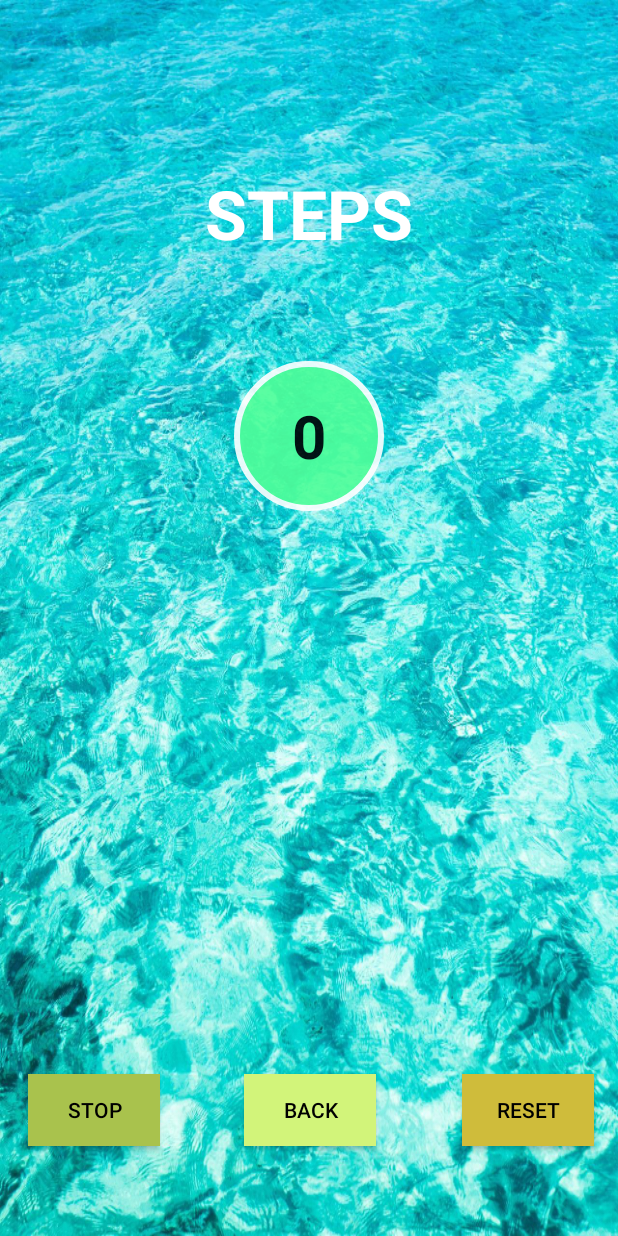
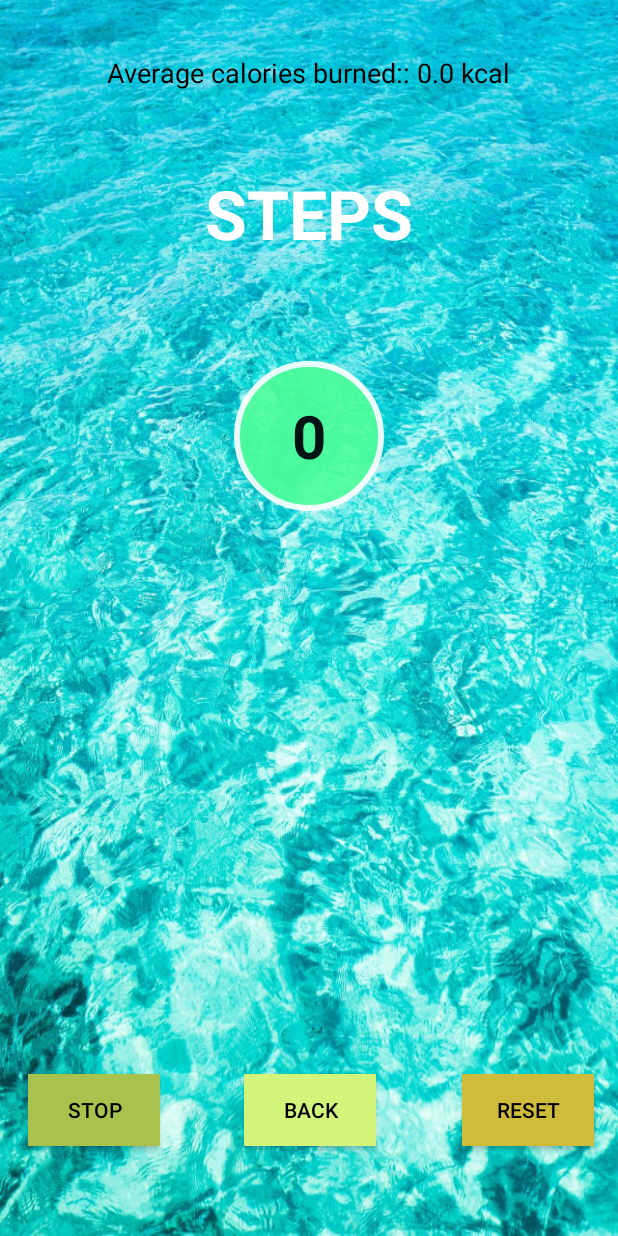
Before and after one commit to nitesh-dubey/FitnessBook2, an Android app: the FirstActivity screen opened directly, with no data from a screen before it, after a tap on "STOP", on a phone screen of 412 x 824 dp. Run offline under Robolectric (Android 15) with nearby library versions, the phone set to English and light mode, and no system bars.

Commit message:
Final update

```diff
--- a/app/build.gradle
+++ b/app/build.gradle
@@ -19,6 +19,8 @@ android {
 }
 
 dependencies {
+    //compile 'com.google.android.gms:play-services:11.8.0'
+    //implementation 'com.google.android.gms:play-services-plus:16.0.0'
     implementation fileTree(include: ['*.jar'], dir: 'libs')
     implementation 'com.android.support:appcompat-v7:28.0.0'
     implementation 'com.android.support.constraint:constraint-layout:1.1.3'
--- a/app/src/main/java/com/nitesh/dubey/fitnessbook/FirstActivity.java
+++ b/app/src/main/java/com/nitesh/dubey/fitnessbook/FirstActivity.java
@@ -21,7 +21,7 @@ public class FirstActivity extends AppCompatActivity implements SensorEventListe
     Button btn1,btn2;
 
     SensorManager sensormanager;
-    TextView txt2;
+    TextView txt2,txt3;
     private int steps = 0;
     boolean isRunning = false;
 
@@ -34,6 +34,7 @@ public class FirstActivity extends AppCompatActivity implements SensorEventListe
         txt2 = (TextView) findViewById(R.id.txt2);
         btn1 = (Button) findViewById(R.id.btn1);
         btn2 = (Button) findViewById(R.id.btn2);
+        txt3 = (TextView) findViewById(R.id.txt3);
 
         Sensor countSensor = sensormanager.getDefaultSensor(Sensor.TYPE_STEP_DETECTOR);
         if(countSensor != null){
@@ -53,6 +54,8 @@ public class FirstActivity extends AppCompatActivity implements SensorEventListe
         else {
             Toast.makeText(FirstActivity.this, "You are on Fire Today!!",Toast.LENGTH_LONG).show();
         }
+        txt3.setText("Average calories burned:: " + (((float)steps/1000)*100) + " kcal");
+
 
     }
 
@@ -60,6 +63,7 @@ public class FirstActivity extends AppCompatActivity implements SensorEventListe
         steps = 0;
         txt2.setText("" + steps);
         isRunning = true;
+        txt3.setText("");
     }
 
     @Override
--- a/app/src/main/res/layout/activity_first.xml
+++ b/app/src/main/res/layout/activity_first.xml
@@ -94,4 +94,21 @@
         app:layout_constraintEnd_toStartOf="@+id/btn2"
         app:layout_constraintHorizontal_bias="0.492"
         app:layout_constraintStart_toEndOf="@+id/btn1" />
+
+    <TextView
+        android:id="@+id/txt3"
+        android:layout_width="wrap_content"
+        android:layout_height="wrap_content"
+        android:layout_marginStart="8dp"
+        android:layout_marginLeft="8dp"
+        android:layout_marginTop="36dp"
+        android:layout_marginEnd="8dp"
+        android:layout_marginRight="8dp"
+        android:text=""
+        android:textColor="#000"
+        android:textSize="18sp"
+        app:layout_constraintEnd_toEndOf="parent"
+        app:layout_constraintStart_toStartOf="parent"
+        app:layout_constraintTop_toTopOf="parent" />
+
 </android.support.constraint.ConstraintLayout>
--- a/app/src/main/res/layout/activity_main.xml
+++ b/app/src/main/res/layout/activity_main.xml
@@ -19,7 +19,7 @@
         android:layout_marginRight="8dp"
         android:background="@drawable/rounded_textview"
         android:gravity="center"
-        android:text="@string/Yoga"
+        android:text="@string/Blog"
         android:textColor="#000000"
         android:textColorLink="#000"
         android:textSize="30sp"
@@ -76,7 +76,7 @@
         android:layout_marginRight="8dp"
         android:background="@drawable/rounded_textview"
         android:gravity="center"
-        android:text="@string/Exercise"
+        android:text="@string/hospitals"
         android:textColor="#000000"
         android:textColorLink="#000"
         android:textSize="30sp"
@@ -95,7 +95,7 @@
         android:layout_marginRight="8dp"
         android:background="@drawable/rounded_textview"
         android:gravity="center"
-        android:text="@string/Diet"
+        android:text="@string/homepage"
         android:textColor="#000000"
         android:textColorLink="#000"
         android:textSize="30sp"
--- a/build.gradle
+++ b/build.gradle
@@ -9,11 +9,14 @@ buildscript {
     dependencies {
         classpath 'com.android.tools.build:gradle:3.2.1'
 
-
         // NOTE: Do not place your application dependencies here; they belong
         // in the individual module build.gradle files
+
+        classpath 'com.google.gms:google-services:4.0.1'
     }
+
 }
+
 
 allprojects {
     repositories {
```
Also changed, not shown: app/src/main/res/layout/activity_login.xml (+18 -1 lines), app/src/main/res/values/strings.xml (+6 -6 lines).
